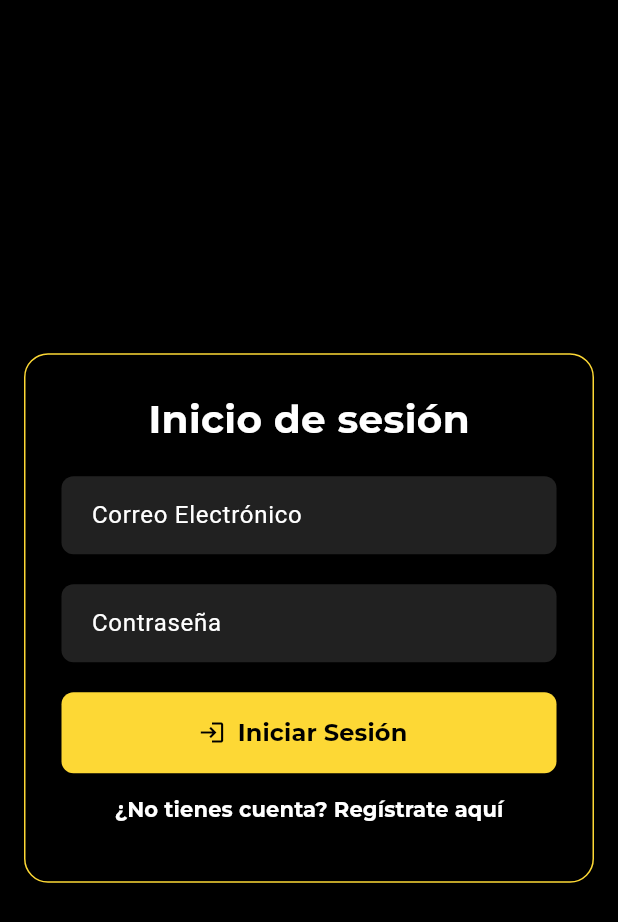
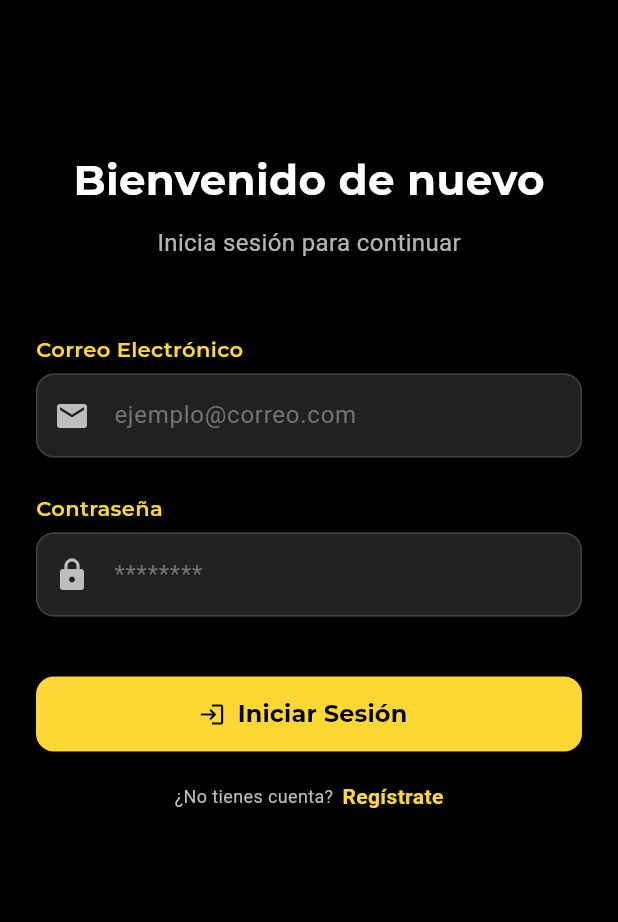
Before and after one commit to HrtsDaniel/Classment_mobile, a Flutter app: the LoginUsuario screen opened by its route, on a phone screen of 412 x 824 dp. Shown: the top 922 px of the screen. Run offline on Flutter 3.47's test engine with Material 3 defaults, Android fonts, the phone set to English and light mode, and no system bars; our stand-ins replace google_fonts, logger, shared_preferences; accounts and stored records are empty.

Commit message:
Rediseño Login

```diff
--- a/lib/screens/auth/login.dart
+++ b/lib/screens/auth/login.dart
@@ -26,67 +26,109 @@ class _LoginUsuarioState extends State<LoginUsuario> {
   Widget build(BuildContext context) {
     return Scaffold(
       backgroundColor: Colors.black,
-      body: Center(
-        child: Padding(
-          padding: const EdgeInsets.all(16.0),
-          child: Container(
-            padding: const EdgeInsets.all(24),
-            decoration: BoxDecoration(
-              border: Border.all(color: const Color(0xFFFDD835), width: 1),
-              borderRadius: BorderRadius.circular(16),
-            ),
+      body: SingleChildScrollView(
+        padding: const EdgeInsets.symmetric(horizontal: 24, vertical: 60),
         child: Column(
-              mainAxisSize: MainAxisSize.min,
+          crossAxisAlignment: CrossAxisAlignment.start,
           children: [
-                Text(
-                  'Inicio de sesión',
+            const SizedBox(height: 40),
+            Center(
+              child: Text(
+                'Bienvenido de nuevo',
                 style: GoogleFonts.montserrat(
-                    fontSize: 26,
+                  color: Colors.white,
+                  fontSize: 28,
                   fontWeight: FontWeight.bold,
-                    color: Colors.white,
                 ),
               ),
-                SizedBox(height: 20),
+            ),
+            const SizedBox(height: 10),
+            Center(
+              child: Text(
+                'Inicia sesión para continuar',
+                style: GoogleFonts.roboto(
+                  color: Colors.white70,
+                  fontSize: 16,
+                ),
+              ),
+            ),
+            const SizedBox(height: 50),
+
+            // Etiqueta
+            Text(
+              'Correo Electrónico',
+              style: GoogleFonts.montserrat(
+                color: const Color(0xFFFDD835),
+                fontWeight: FontWeight.w600,
+                fontSize: 14,
+              ),
+            ),
+            const SizedBox(height: 6),
+
+            // Input de correo
             TextFormField(
               controller: correoController,
+              keyboardType: TextInputType.emailAddress,
+              style: const TextStyle(color: Colors.white),
               decoration: InputDecoration(
-                    labelText: 'Correo Electrónico',
-                    labelStyle: GoogleFonts.roboto(color: Colors.white),
+                prefixIcon: Icon(Icons.email, color: Colors.grey[400]),
+                hintText: 'ejemplo@correo.com',
+                hintStyle: TextStyle(color: Colors.grey[600]),
                 filled: true,
                 fillColor: Colors.grey[900],
-                    border: OutlineInputBorder(
-                      borderRadius: BorderRadius.circular(8),
-                      borderSide: BorderSide.none,
+                focusedBorder: OutlineInputBorder(
+                  borderRadius: BorderRadius.circular(12),
+                  borderSide:
+                      const BorderSide(color: Color(0xFFFDD835), width: 1.5),
                 ),
-                    contentPadding: const EdgeInsets.symmetric(
-                      horizontal: 16,
-                      vertical: 14,
+                enabledBorder: OutlineInputBorder(
+                  borderRadius: BorderRadius.circular(12),
+                  borderSide: BorderSide(color: Colors.grey.shade800, width: 1),
                 ),
               ),
-                  style: GoogleFonts.roboto(color: Colors.white),
             ),
-                SizedBox(height: 20),
+            const SizedBox(height: 24),
+
+            // Etiqueta
+            Text(
+              'Contraseña',
+              style: GoogleFonts.montserrat(
+                color: const Color(0xFFFDD835),
+                fontWeight: FontWeight.w600,
+                fontSize: 14,
+              ),
+            ),
+            const SizedBox(height: 6),
+
+            // Input de contraseña
             TextFormField(
               controller: passwordController,
+              obscureText: true,
+              style: const TextStyle(color: Colors.white),
               decoration: InputDecoration(
-                    labelText: 'Contraseña',
-                    labelStyle: GoogleFonts.roboto(color: Colors.white),
+                prefixIcon: Icon(Icons.lock, color: Colors.grey[400]),
+                hintText: '********',
+                hintStyle: TextStyle(color: Colors.grey[600]),
                 filled: true,
                 fillColor: Colors.grey[900],
-                    border: OutlineInputBorder(
-                      borderRadius: BorderRadius.circular(8),
-                      borderSide: BorderSide.none,
+                focusedBorder: OutlineInputBorder(
+                  borderRadius: BorderRadius.circular(12),
+                  borderSide:
+                      const BorderSide(color: Color(0xFFFDD835), width: 1.5),
                 ),
-                    contentPadding: const EdgeInsets.symmetric(
-                      horizontal: 16,
-                      vertical: 14,
+                enabledBorder: OutlineInputBorder(
+                  borderRadius: BorderRadius.circular(12),
+                  borderSide: BorderSide(color: Colors.grey.shade800, width: 1),
                 ),
               ),
-                  obscureText: true,
-                  style: GoogleFonts.roboto(color: Colors.white),
             ),
-                SizedBox(height: 20),
-                ElevatedButton.icon(
+            const SizedBox(height: 40),
+
+            // Botón
+            SizedBox(
+              width: double.infinity,
+              height: 50,
+              child: ElevatedButton.icon(
                 icon: const Icon(Icons.login),
                 label: Text(
                   'Iniciar Sesión',
@@ -98,11 +140,9 @@ class _LoginUsuarioState extends State<LoginUsuario> {
                 style: ElevatedButton.styleFrom(
                   backgroundColor: const Color(0xFFFDD835),
                   foregroundColor: Colors.black,
-                      minimumSize: const Size(double.infinity, 54),
                   shape: RoundedRectangleBorder(
-                        borderRadius: BorderRadius.circular(8),
+                    borderRadius: BorderRadius.circular(12),
                   ),
-                      elevation: 0,
                 ),
                 onPressed: () async {
                   final email = correoController.text.trim();
@@ -110,9 +150,7 @@ class _LoginUsuarioState extends State<LoginUsuario> {
 
                   if (email.isEmpty || password.isEmpty) {
                     ScaffoldMessenger.of(context).showSnackBar(
-                          SnackBar(
-                              content:
-                                  Text('Por favor, completa todos los campos')),
+                      const SnackBar(content: Text('Campos vacíos')),
                     );
                     return;
                   }
@@ -121,61 +159,51 @@ class _LoginUsuarioState extends State<LoginUsuario> {
 
                   if (token != null) {
                     ScaffoldMessenger.of(context).showSnackBar(
-                          SnackBar(content: Text('Inicio de sesión exitoso')),
+                      const SnackBar(content: Text('Inicio de sesión exitoso')),
                     );
-
-                        Navigator.pushReplacement(context,
-                            MaterialPageRoute(builder: (_) => HomeScreen()));
+                    Navigator.pushReplacement(
+                      context,
+                      MaterialPageRoute(builder: (_) => HomeScreen()),
+                    );
                   } else {
                     ScaffoldMessenger.of(context).showSnackBar(
-                          SnackBar(
+                      const SnackBar(
                           content: Text('Correo o contraseña incorrectos')),
                     );
                   }
-                    }),
-                TextButton(
-                  onPressed: () {
+                },
+              ),
+            ),
+            const SizedBox(height: 20),
+
+            Row(
+              mainAxisAlignment: MainAxisAlignment.center,
+              children: [
+                Text(
+                  '¿No tienes cuenta?',
+                  style:
+                      GoogleFonts.roboto(color: Colors.grey[400], fontSize: 12),
+                ),
+                const SizedBox(width: 6),
+                GestureDetector(onTap: () {
                   Navigator.push(
                     context,
-                      MaterialPageRoute(
-                        builder: (context) => RegistroUsuario(),
-                      ),
+                    MaterialPageRoute(builder: (_) => RegistroUsuario()),
                   );
                 },
                 child: Text(
-                    '¿No tienes cuenta? Regístrate aquí',
-                    style: GoogleFonts.montserrat(
-                      color: Colors.white,
+                  'Regístrate',
+                  style: GoogleFonts.roboto(
+                    color: const Color(0xFFFDD835),
                     fontWeight: FontWeight.bold,
-                    ),
-                  ),
+                    fontSize: 14,
+                  ),),
+                )
+              ],
             ),
           ],
-            ),
-          ),
         ),
       ),
     );
   }
 }
-
-class RegisterScreen extends StatelessWidget {
-  const RegisterScreen({super.key});
-  @override
-  Widget build(BuildContext context) {
-    return Scaffold(
-      backgroundColor: Colors.black,
-      body: Center(
-        child: ElevatedButton(
-          onPressed: () {
-            Navigator.push(
-              context,
-              MaterialPageRoute(builder: (context) => LoginUsuario()),
-            );
-          },
-          child: Text('Iniciar Sesión Aquí'),
-        ),
-      ),
-    );
-  }
-}
```
Lines whose indentation alone changed are shown as unchanged.
